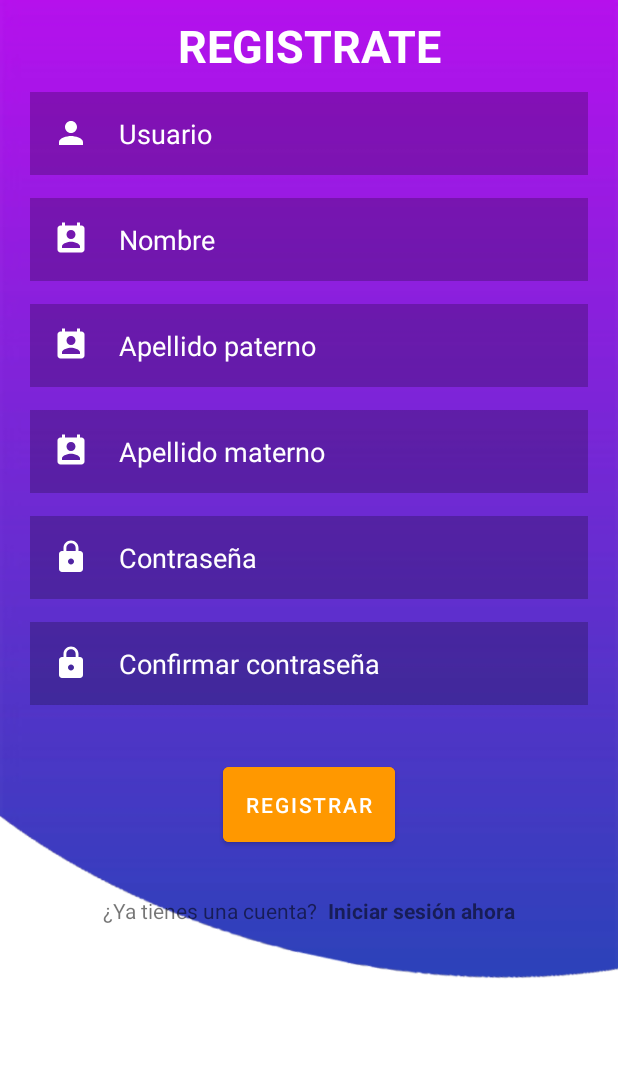
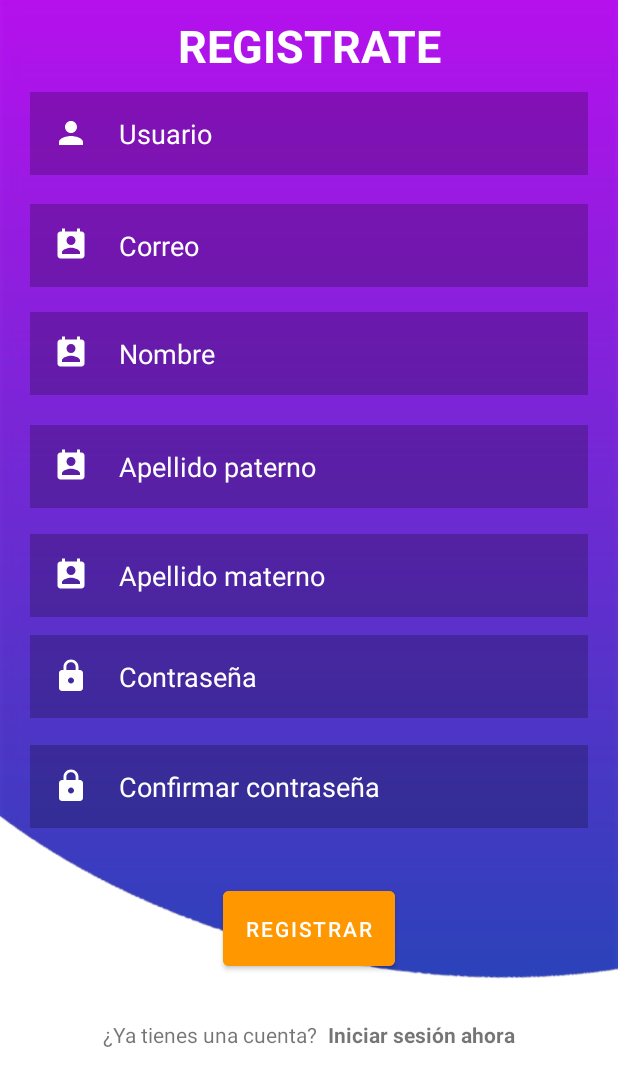
Before and after one commit to MeydiL/ScrosApp, an Android app: the Registro screen opened directly, with no data from a screen before it, after a tap on "REGISTRAR", on a phone screen of 412 x 824 dp. Shown: the top 1086 px of the screen. Run offline under Robolectric (Android 15) with nearby library versions, the phone set to English and light mode, and no system bars; our stand-ins replace Firebase (no records; nobody signed in at launch, a user with empty details on screens opened directly).

Commit message:
Registro cambiado y codigo

```diff
--- a/app/build.gradle
+++ b/app/build.gradle
@@ -42,6 +42,7 @@ dependencies {
     implementation 'androidx.navigation:navigation-fragment:2.5.3'
     implementation 'androidx.navigation:navigation-ui:2.5.3'
     implementation 'com.google.ar.sceneform:filament-android:1.17.1'
+    implementation 'com.google.firebase:firebase-auth:21.1.0'
     testImplementation 'junit:junit:4.13.2'
     androidTestImplementation 'androidx.test.ext:junit:1.1.4'
     androidTestImplementation 'androidx.test.espresso:espresso-core:3.5.0'
--- a/app/src/main/java/com/example/scros/Login.java
+++ b/app/src/main/java/com/example/scros/Login.java
@@ -34,6 +34,7 @@ public class Login extends AppCompatActivity {
             @Override
             public void onClick(View view) {
 
+                //inter.nombreUsuario = usuario.getText().toString();
                 final String txtUsuario = usuario.getText().toString();
                 final String txtContraseña = contraseña.getText().toString();
 
@@ -41,7 +42,7 @@ public class Login extends AppCompatActivity {
                     Toast.makeText(Login.this, "Por favor, ingrese su usuario o contraseña.", Toast.LENGTH_SHORT).show();
                 }else{
 
-                    databaseReference.child("usuarios").addListenerForSingleValueEvent(new ValueEventListener() {
+                    databaseReference.child("Usuarios").addListenerForSingleValueEvent(new ValueEventListener() {
                         @Override
                         public void onDataChange(@NonNull DataSnapshot snapshot) {
                             //Verificar si el usuario existe en la base de datos
@@ -82,5 +83,7 @@ public class Login extends AppCompatActivity {
                 startActivity(new Intent(Login.this, Registro.class));
             }
         });
+
+
     }
 }
--- a/app/src/main/java/com/example/scros/Menu.java
+++ b/app/src/main/java/com/example/scros/Menu.java
@@ -1,8 +1,10 @@
 package com.example.scros;
 
+import android.content.Intent;
 import android.os.Bundle;
 import android.view.View;
 
+import com.example.scros.ui.gallery.CrearProyecto;
 import com.google.android.material.snackbar.Snackbar;
 import com.google.android.material.navigation.NavigationView;
 
@@ -32,6 +34,7 @@ public class Menu extends AppCompatActivity {
         binding.appBarMenu.fab.setOnClickListener(new View.OnClickListener() {
             @Override
             public void onClick(View view) {
+                startActivity(new Intent(Menu.this, CrearProyecto.class));
                 Snackbar.make(view, "Replace with your own action", Snackbar.LENGTH_LONG)
                         .setAction("Action", null).show();
             }
--- a/app/src/main/java/com/example/scros/Registro.java
+++ b/app/src/main/java/com/example/scros/Registro.java
@@ -3,76 +3,103 @@ package com.example.scros;
 import androidx.annotation.NonNull;
 import androidx.appcompat.app.AppCompatActivity;
 
+import android.app.ActionBar;
+import android.app.ProgressDialog;
 import android.os.Bundle;
+import android.util.Patterns;
 import android.view.View;
 import android.widget.Button;
 import android.widget.EditText;
 import android.widget.TextView;
 import android.widget.Toast;
 
+import com.google.android.gms.tasks.OnFailureListener;
+import com.google.android.gms.tasks.OnSuccessListener;
+import com.google.firebase.auth.AuthResult;
+import com.google.firebase.auth.FirebaseAuth;
 import com.google.firebase.database.DataSnapshot;
 import com.google.firebase.database.DatabaseError;
 import com.google.firebase.database.DatabaseReference;
 import com.google.firebase.database.FirebaseDatabase;
 import com.google.firebase.database.ValueEventListener;
 
+import java.util.HashMap;
+import java.util.Random;
+
 public class Registro extends AppCompatActivity {
     //Crear objeto de la referencia de la base de datos para acceder a Firebase
     DatabaseReference databaseReference = FirebaseDatabase.getInstance().getReferenceFromUrl("https://scros-bce88-default-rtdb.firebaseio.com/");
+    FirebaseAuth firebaseAuth;
+    ProgressDialog progressDialog;
+
+    EditText usuarioEt, correoEt, nombreEt, apellidoPaternoEt, apellidoMaternoEt, contraseñaEt, confirmContraseñaEt;
+    Button btnRegistrar;
+    TextView txtIniciar;
+    String usuario = " ", correo = " ", nombre= " ", apellidoPat=" ", apellidoMat=" ", contraseña="", confirmarConstraseña="";
+
 
     @Override
     protected void onCreate(Bundle savedInstanceState) {
         super.onCreate(savedInstanceState);
         setContentView(R.layout.activity_registro);
 
-        final EditText usuario =findViewById(R.id.usuario);
-        final EditText nombre = findViewById(R.id.nombre);
-        final EditText apellidoPaterno = findViewById(R.id.apellidoP);
-        final EditText apellidoMaterno = findViewById(R.id.apellidoM);
-        final EditText contraseña = findViewById(R.id.contrasena);
-        final EditText confirmContraseña = findViewById(R.id.confirmContra);
+        usuarioEt =findViewById(R.id.usuario);
+        correoEt =findViewById(R.id.correo);
+        nombreEt = findViewById(R.id.nombre);
+        apellidoPaternoEt = findViewById(R.id.apellidoP);
+        apellidoMaternoEt = findViewById(R.id.apellidoM);
+        contraseñaEt = findViewById(R.id.contrasena);
+        confirmContraseñaEt = findViewById(R.id.confirmContra);
 
-        final Button btnRegistrar = findViewById(R.id.btnregistrar);
-        final TextView txtIniciar = findViewById(R.id.txtLogin);
+        btnRegistrar = findViewById(R.id.btnregistrar);
+        txtIniciar = findViewById(R.id.txtLogin);
+
+        firebaseAuth = FirebaseAuth.getInstance();
+        progressDialog = new ProgressDialog(Registro.this);
+        progressDialog.setTitle("Espere por favor.");
+        progressDialog.setCanceledOnTouchOutside(false);
 
         btnRegistrar.setOnClickListener(new View.OnClickListener() {
             @Override
             public void onClick(View view) {
                 //Obtenemos los datos de registro
-                final String txtUsuario = usuario.getText().toString();
-                final String txtNombre = nombre.getText().toString();
-                final String txtApellidoPat = apellidoPaterno.getText().toString();
-                final String txtApellidoMat = apellidoMaterno.getText().toString();
-                final String txtContraseña = contraseña.getText().toString();
-                final String txtConfirmContra = confirmContraseña.getText().toString();
+                usuario = usuarioEt.getText().toString();
+                correo = correoEt.getText().toString();
+                nombre = nombreEt.getText().toString();
+                apellidoPat = apellidoPaternoEt.getText().toString();
+                apellidoMat = apellidoMaternoEt.getText().toString();
+                contraseña = contraseñaEt.getText().toString();
+                confirmarConstraseña = confirmContraseñaEt.getText().toString();
 
-                //Verificamos que todos los campos esten llenos
-                if(txtUsuario.isEmpty() || txtNombre.isEmpty() || txtApellidoPat.isEmpty() || txtApellidoMat.isEmpty() ||txtContraseña.isEmpty() || txtConfirmContra.isEmpty()){
+                if(!Patterns.EMAIL_ADDRESS.matcher(correo).matches()){
+                    Toast.makeText(Registro.this, "Ingrese correo.", Toast.LENGTH_SHORT).show();
+                }
+                //Verificamos que todos los campos esten llenos TextUtils.isEmpty
+                else if(usuario.isEmpty() || correo.isEmpty() || nombre.isEmpty() || apellidoPat.isEmpty() || apellidoMat.isEmpty() ||contraseña.isEmpty() || confirmarConstraseña.isEmpty()){
                     Toast.makeText(Registro.this, "Error, falta datos por llenar.", Toast.LENGTH_SHORT).show();
                 }
-
                 //Verificar la confirmacion de contraseñas.
-                else if (!txtContraseña.equals(txtConfirmContra)){
+                else if (!contraseña.equals(confirmarConstraseña)){
                     Toast.makeText(Registro.this, "Error, las contraseñas no son iguales.", Toast.LENGTH_SHORT).show();
                 }
                 else{
+                    CrearCuenta();
 
-                    databaseReference.child("usuarios").addListenerForSingleValueEvent(new ValueEventListener() {
+                   /* databaseReference.child("Usuarios").addListenerForSingleValueEvent(new ValueEventListener() {
                         @Override
                         public void onDataChange(@NonNull DataSnapshot snapshot) {
 
                             //VERIFICAMOS SI EL USUARIO YA ESTA REGISTRADO EN LA BD
-                            if (snapshot.hasChild(txtUsuario)){
+                            if (snapshot.hasChild(usuario)){
                                 Toast.makeText(Registro.this, "Este usuario ya está registrado.", Toast.LENGTH_SHORT).show();
 
                             }else{
                                 // Enviar los datos a la BD, el nombre usuario sera la identidad unica por lo que todos lo datos de
                                 // detalle del usuario debe  de comenzar con el usuario.
-
-                                databaseReference.child("usuarios").child(txtUsuario).child("nombre").setValue(txtNombre);
-                                databaseReference.child("usuarios").child(txtUsuario).child("apellidoPat").setValue(txtApellidoPat);
-                                databaseReference.child("usuarios").child(txtUsuario).child("apellidoMat").setValue(txtApellidoMat);
-                                databaseReference.child("usuarios").child(txtUsuario).child("contraseña").setValue(txtContraseña);
+                                databaseReference.child("Usuarios").child(usuario).child("nombre").setValue(nombre);
+                                databaseReference.child("Usuarios").child(usuario).child("apellidoPat").setValue(apellidoPat);
+                                databaseReference.child("Usuarios").child(usuario).child("apellidoMat").setValue(apellidoMat);
+                                databaseReference.child("Usuarios").child(usuario).child("contraseña").setValue(contraseña);
 
                                 Toast.makeText(Registro.this, "Usuario registrado correctamente.", Toast.LENGTH_SHORT).show();
                                 finish();
@@ -83,13 +110,34 @@ public class Registro extends AppCompatActivity {
                         public void onCancelled(@NonNull DatabaseError error) {
 
                         }
-                    });
+                    });*/
 
+                    /*databaseReference.child("amigos").addListenerForSingleValueEvent(new ValueEventListener() {
+                        @Override
+                        public void onDataChange(@NonNull DataSnapshot snapshot) {
+                            if (snapshot.hasChild(txtUsuario)){
+                                /*Random random = new Random();
+                                int clave = random.nextInt(10000);
+                                databaseReference.child("amigos").child(txtUsuario).child(txtUsuario+"_"+clave).setValue("null");
+
+                                finish();
+                            }else{
+                                Random random = new Random();
+                                int clave = random.nextInt(10000);
+                                databaseReference.child("amigos").child(txtUsuario).child(txtUsuario+"_"+clave).setValue("null");
+
+                                finish();
+                            }
+                        }
+
+                        @Override
+                        public void onCancelled(@NonNull DatabaseError error) {
+
+                        }
+                    });*/
                 }
-
             }
         });
-
 
         txtIniciar.setOnClickListener(new View.OnClickListener() {
             @Override
@@ -98,4 +146,54 @@ public class Registro extends AppCompatActivity {
             }
         });
     }
+    public void CrearCuenta(){
+        progressDialog.setMessage("Creando su cuenta.");
+        progressDialog.show();
+
+        firebaseAuth.createUserWithEmailAndPassword(correo, contraseña)
+                .addOnSuccessListener(new OnSuccessListener<AuthResult>() {
+                    @Override
+                    public void onSuccess(AuthResult authResult) {
+                        GuardarInfo();
+                    }
+                }).addOnFailureListener(new OnFailureListener() {
+                    @Override
+                    public void onFailure(@NonNull Exception e) {
+                        progressDialog.dismiss();
+                        Toast.makeText(Registro.this, ""+e.getMessage(), Toast.LENGTH_SHORT).show();
+                    }
+                });
+    }
+
+    private void GuardarInfo() {
+        progressDialog.setMessage("Guardando Info.");
+        progressDialog.dismiss();
+
+        String uid = firebaseAuth.getUid();
+
+        HashMap<String, String> Datos = new HashMap<>();
+        Datos.put("uid", uid);
+        Datos.put("usuario", usuario);
+        Datos.put("correo", correo);
+        Datos.put("nombre", nombre);
+        Datos.put("apellidoPat", apellidoPat);
+        Datos.put("apellidoMat", apellidoMat);
+        Datos.put("contraseña", contraseña);
+
+        databaseReference = FirebaseDatabase.getInstance().getReference("Usuarios");
+        databaseReference.child(uid)
+                .setValue(Datos)
+                .addOnSuccessListener(new OnSuccessListener<Void>() {
+                    @Override
+                    public void onSuccess(Void unused) {
+                        progressDialog.dismiss();
+                        Toast.makeText(Registro.this, "Usuario registrado correctamente.", Toast.LENGTH_SHORT).show();
+                    }
+                }).addOnFailureListener(new OnFailureListener() {
+            @Override
+            public void onFailure(@NonNull Exception e) {
+                Toast.makeText(Registro.this, " "+e.getMessage(), Toast.LENGTH_SHORT).show();
+            }
+        });
+    }
 }
--- a/app/src/main/res/layout/activity_registro.xml
+++ b/app/src/main/res/layout/activity_registro.xml
@@ -39,12 +39,29 @@
         android:textColorHint="@color/white" />
 
     <EditText
+        android:id="@+id/correo"
+        android:layout_width="match_parent"
+        android:layout_height="wrap_content"
+        android:layout_below="@+id/usuario"
+        android:layout_marginStart="20dp"
+        android:layout_marginTop="9dp"
+        android:layout_marginEnd="20dp"
+        android:layout_marginBottom="10dp"
+        android:background="#38000000"
+        android:drawableLeft="@drawable/ic_data"
+        android:drawablePadding="20dp"
+        android:hint="Correo"
+        android:padding="15dp"
+        android:textColor="@color/black"
+        android:textColorHint="@color/white" />
+
+    <EditText
         android:id="@+id/nombre"
         android:layout_width="match_parent"
         android:layout_height="wrap_content"
         android:layout_below="@+id/usuario"
         android:layout_marginStart="20dp"
-        android:layout_marginTop="5dp"
+        android:layout_marginTop="81dp"
         android:layout_marginEnd="20dp"
         android:layout_marginBottom="10dp"
         android:background="#38000000"
@@ -61,7 +78,7 @@
         android:layout_height="wrap_content"
         android:layout_below="@+id/nombre"
         android:layout_marginStart="20dp"
-        android:layout_marginTop="5dp"
+        android:layout_marginTop="10dp"
         android:layout_marginEnd="20dp"
         android:layout_marginBottom="10dp"
         android:background="#38000000"
@@ -71,13 +88,14 @@
         android:padding="15dp"
         android:textColor="@color/black"
         android:textColorHint="@color/white" />
+
     <EditText
         android:id="@+id/apellidoM"
         android:layout_width="match_parent"
         android:layout_height="wrap_content"
         android:layout_below="@+id/apellidoP"
         android:layout_marginStart="20dp"
-        android:layout_marginTop="5dp"
+        android:layout_marginTop="7dp"
         android:layout_marginEnd="20dp"
         android:layout_marginBottom="10dp"
         android:background="#38000000"
@@ -94,7 +112,7 @@
         android:layout_height="wrap_content"
         android:layout_below="@+id/apellidoM"
         android:layout_marginStart="20dp"
-        android:layout_marginTop="5dp"
+        android:layout_marginTop="2dp"
         android:layout_marginEnd="20dp"
         android:layout_marginBottom="10dp"
         android:background="#38000000"
@@ -111,7 +129,7 @@
         android:layout_height="wrap_content"
         android:layout_below="@+id/contrasena"
         android:layout_marginStart="20dp"
-        android:layout_marginTop="5dp"
+        android:layout_marginTop="8dp"
         android:layout_marginEnd="20dp"
         android:layout_marginBottom="10dp"
         android:background="#38000000"
@@ -129,7 +147,7 @@
         android:layout_below="@+id/confirmContra"
         android:layout_centerHorizontal="true"
         android:layout_marginStart="20dp"
-        android:layout_marginTop="25dp"
+        android:layout_marginTop="26dp"
         android:layout_marginEnd="20dp"
         android:layout_marginBottom="20dp"
         android:backgroundTint="#FF9800"
--- a/app/src/main/res/layout/app_bar_menu.xml
+++ b/app/src/main/res/layout/app_bar_menu.xml
@@ -29,7 +29,8 @@
         android:layout_gravity="bottom|end"
         android:layout_marginEnd="@dimen/fab_margin"
         android:layout_marginBottom="16dp"
-        app:srcCompat="@android:drawable/ic_dialog_email" />
+        app:srcCompat="@android:drawable/ic_dialog_email"
+        tools:ignore="SpeakableTextPresentCheck" />
 
 
 </androidx.coordinatorlayout.widget.CoordinatorLayout>
```
Also changed, not shown: app/src/main/AndroidManifest.xml (+6 -3 lines), app/src/main/java/com/example/scros/Inter.java (added, +10 -0 lines), app/src/main/java/com/example/scros/ui/gallery/CrearProyecto.java (added, +57 -0 lines), app/src/main/res/layout/activity_crear_proyecto.xml (added, +38 -0 lines), app/src/main/res/layout/fragment_gallery.xml (+9 -7 lines), app/src/main/res/values/strings.xml (+5 -10 lines).
